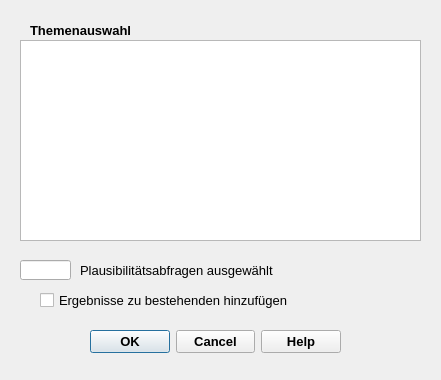
SonkeHoffmann/QKan-1, file qkan/datacheck/res/application_datacheck.ui: the form before one commit.
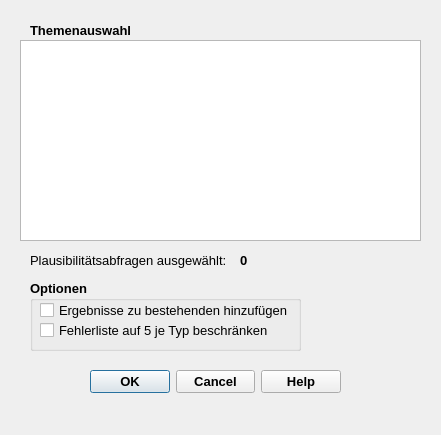
The form after the commit.

Commit message:
WIP: Plausibilitätsabfragen
- Verarbeitung der Anzahl und Beschränkung wird jetzt im Modul erledigt

```diff
--- a/qkan/datacheck/res/application_datacheck.ui
+++ b/qkan/datacheck/res/application_datacheck.ui
@@ -7,7 +7,7 @@
     <x>0</x>
     <y>0</y>
     <width>441</width>
-    <height>380</height>
+    <height>435</height>
    </rect>
   </property>
   <property name="minimumSize">
@@ -31,7 +31,7 @@
    <property name="geometry">
     <rect>
      <x>90</x>
-     <y>330</y>
+     <y>370</y>
      <width>251</width>
      <height>23</height>
     </rect>
@@ -108,27 +108,11 @@
     <bool>true</bool>
    </property>
   </widget>
-  <widget class="QLineEdit" name="le_anzahl">
-   <property name="geometry">
-    <rect>
-     <x>20</x>
-     <y>260</y>
-     <width>51</width>
-     <height>20</height>
-    </rect>
-   </property>
-   <property name="toolTip">
-    <string>&lt;html&gt;&lt;head/&gt;&lt;body&gt;&lt;p&gt;Anzahl auszuführender Plausibilitätsabfragen&lt;/p&gt;&lt;/body&gt;&lt;/html&gt;</string>
-   </property>
-   <property name="statusTip">
-    <string>Anzahl auszuführender Plausibilitätsabfragen</string>
-   </property>
-  </widget>
   <widget class="QLabel" name="label_2">
    <property name="geometry">
     <rect>
-     <x>80</x>
-     <y>260</y>
+     <x>30</x>
+     <y>250</y>
      <width>201</width>
      <height>20</height>
     </rect>
@@ -142,14 +126,74 @@
     </font>
    </property>
    <property name="text">
-    <string>Plausibilitätsabfragen ausgewählt</string>
+    <string>Plausibilitätsabfragen ausgewählt:</string>
+   </property>
+  </widget>
+  <widget class="QLabel" name="lf_anzahl">
+   <property name="geometry">
+    <rect>
+     <x>240</x>
+     <y>250</y>
+     <width>31</width>
+     <height>20</height>
+    </rect>
+   </property>
+   <property name="text">
+    <string>0</string>
+   </property>
+  </widget>
+  <widget class="QGroupBox" name="groupBox_5">
+   <property name="geometry">
+    <rect>
+     <x>30</x>
+     <y>280</y>
+     <width>271</width>
+     <height>71</height>
+    </rect>
+   </property>
+   <property name="font">
+    <font>
+     <family>Tahoma</family>
+     <pointsize>10</pointsize>
+     <weight>75</weight>
+     <bold>true</bold>
+    </font>
+   </property>
+   <property name="title">
+    <string>Optionen</string>
+   </property>
+   <widget class="QCheckBox" name="cb_limitdata">
+    <property name="geometry">
+     <rect>
+      <x>10</x>
+      <y>40</y>
+      <width>261</width>
+      <height>21</height>
+     </rect>
+    </property>
+    <property name="font">
+     <font>
+      <family>Tahoma</family>
+      <pointsize>10</pointsize>
+      <weight>50</weight>
+      <bold>false</bold>
+     </font>
+    </property>
+    <property name="toolTip">
+     <string>&lt;html&gt;&lt;head/&gt;&lt;body&gt;&lt;p&gt;Bereits aufgelistete Ergebnisse erhalten und neue hinzufügen&lt;/p&gt;&lt;/body&gt;&lt;/html&gt;</string>
+    </property>
+    <property name="statusTip">
+     <string>neue Ergebnissen zu bisherigen ergänzen</string>
+    </property>
+    <property name="text">
+     <string>Fehlerliste auf 5 je Typ beschränken</string>
    </property>
   </widget>
   <widget class="QCheckBox" name="cb_keepdata">
    <property name="geometry">
     <rect>
-     <x>40</x>
-     <y>290</y>
+      <x>10</x>
+      <y>20</y>
      <width>261</width>
      <height>21</height>
     </rect>
@@ -171,6 +215,7 @@
    <property name="text">
     <string>Ergebnisse zu bestehenden hinzufügen</string>
    </property>
+   </widget>
   </widget>
  </widget>
  <resources/>
```
Left out of the diff: 2 changed lines with no effect on the pictures. Lines whose indentation alone changed are shown as unchanged. The commit also changes 7 other files.
